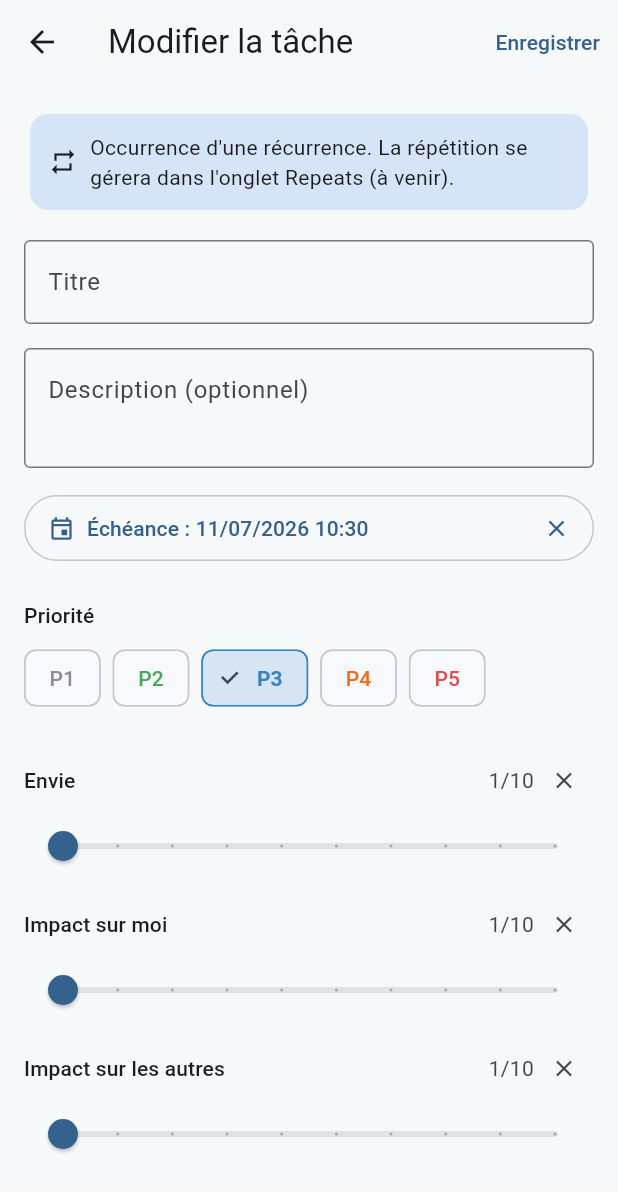
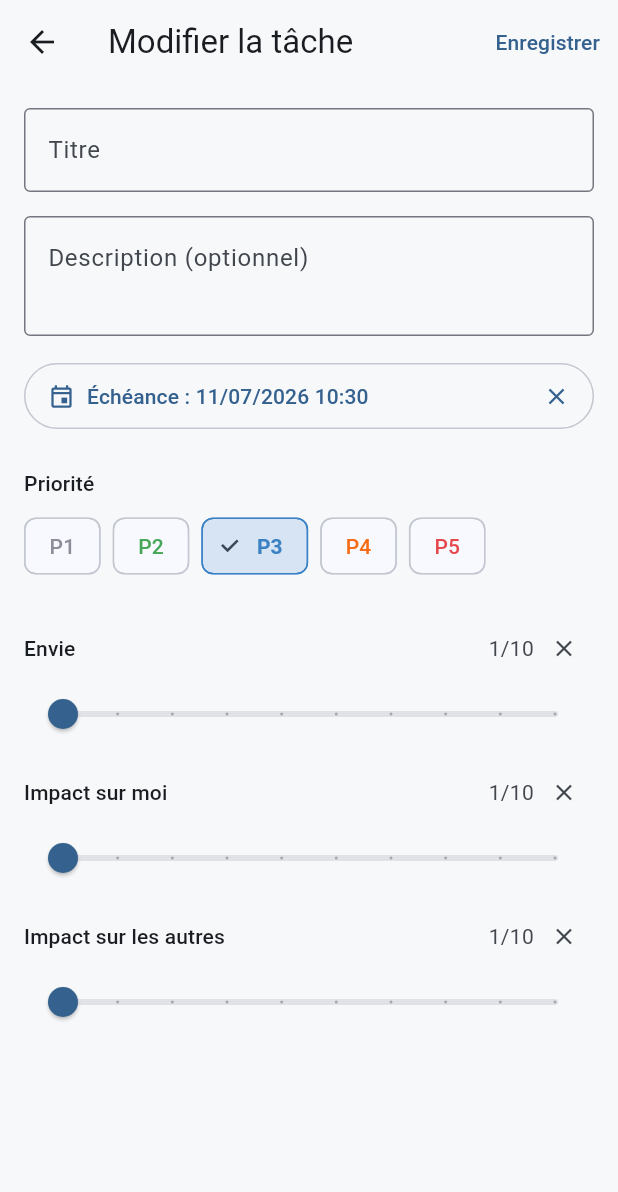
Before and after one commit to slashome/loop, a Flutter app: the TaskEditView screen opened directly with empty values, on a phone screen of 412 x 824 dp. Shown: the top 1192 px of the screen. Run offline on Flutter 3.47's test engine with Material 3 defaults, Android fonts, the phone set to English and light mode, and no system bars; our stand-ins replace drift, drift_flutter, flutter_riverpod; accounts and stored records are empty; generated files the repository leaves out were written again.

Commit message:
Retire la bannière récurrence obsolète du formulaire de tâche
Le message renvoyait vers un onglet Repeats « à venir », désormais construit.

Co-Authored-By: Claude Opus 4.8 (1M context) <noreply@anthropic.com>

```diff
--- a/lib/src/features/tasks/presentation/task_edit_view.dart
+++ b/lib/src/features/tasks/presentation/task_edit_view.dart
@@ -123,28 +123,6 @@ class _TaskEditViewState extends ConsumerState<TaskEditView> {
       body: ListView(
         padding: const EdgeInsets.all(16),
         children: [
-          if (widget.task.recurrenceId != null) ...[
-            Card(
-              color: theme.colorScheme.secondaryContainer,
-              elevation: 0,
-              child: const Padding(
-                padding: EdgeInsets.all(12),
-                child: Row(
-                  children: [
-                    Icon(Icons.repeat, size: 20),
-                    SizedBox(width: 8),
-                    Expanded(
-                      child: Text(
-                        'Occurrence d\'une récurrence. La répétition se gérera '
-                        'dans l\'onglet Repeats (à venir).',
-                      ),
-                    ),
-                  ],
-                ),
-              ),
-            ),
-            const SizedBox(height: 16),
-          ],
           TextField(
             controller: _title,
             decoration: const InputDecoration(
```
